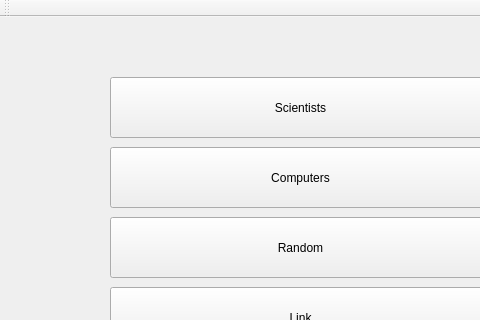
This is EndurvinnslustöðATeam/Skil3/mainwindow.ui in trunti/verklegtn-m as Qt 5 draws it before an edit; both pictures show x 0 to 480 and y 0 to 320 of the 602 by 475 pixel window. The edited form follows.
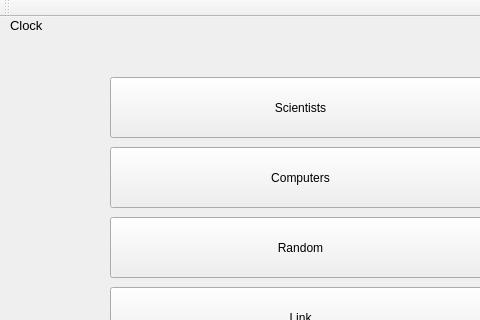
This is the edited form. Icons and pictures are not drawn.

Commit message: Jólin koma

Patch:
```diff
--- a/EndurvinnslustöðATeam/Skil3/mainwindow.ui
+++ b/EndurvinnslustöðATeam/Skil3/mainwindow.ui
@@ -73,6 +73,24 @@
      <string>Link</string>
     </property>
    </widget>
+   <widget class="QLabel" name="Digital_clock">
+    <property name="geometry">
+     <rect>
+      <x>10</x>
+      <y>0</y>
+      <width>81</width>
+      <height>16</height>
+     </rect>
+    </property>
+    <property name="font">
+     <font>
+      <pointsize>10</pointsize>
+     </font>
+    </property>
+    <property name="text">
+     <string>Clock</string>
+    </property>
+   </widget>
   </widget>
   <widget class="QMenuBar" name="menuBar">
    <property name="geometry">
```
Left out of the diff: 6 changed lines with no effect on the pictures. The commit also changes 2 other files.
